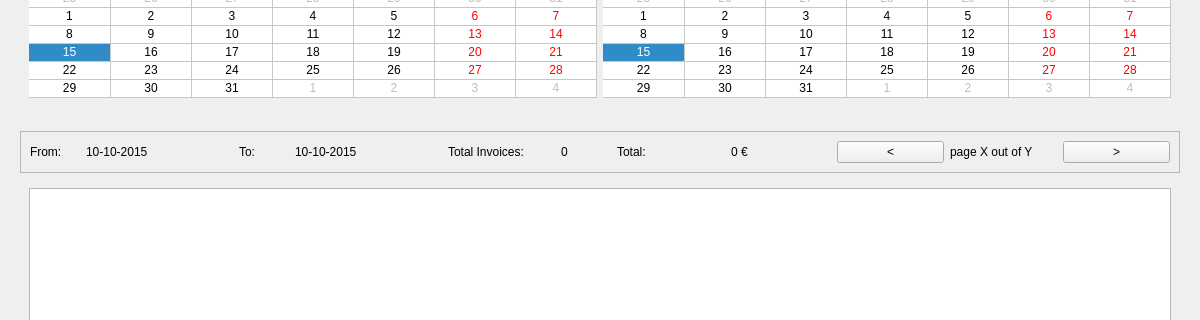
Qt form penyamanager/admin/admininvoicelistview.ui (eguzki/penyamanager) before a commit; both pictures show x 0 to 1200 and y 126 to 446 of the 1200 by 1000 pixel window.
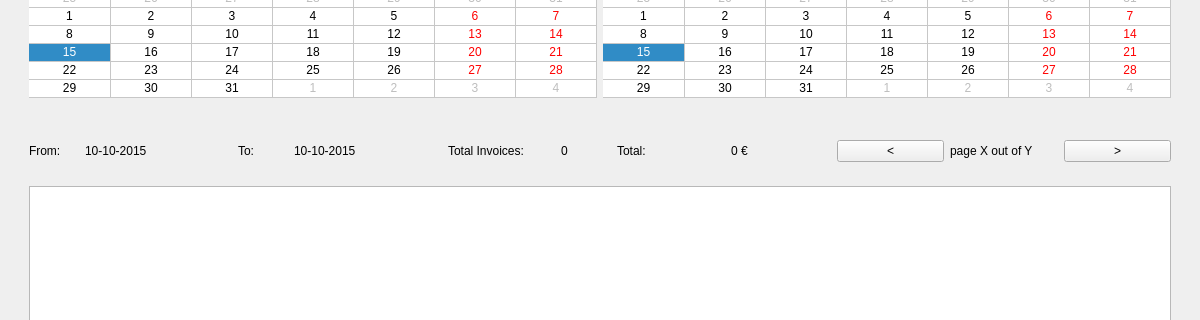
The same form after that commit.

```diff
--- a/penyamanager/admin/admininvoicelistview.ui
+++ b/penyamanager/admin/admininvoicelistview.ui
@@ -185,13 +185,7 @@
     <widget class="QWidget" name="resultsWidget" native="true">
      <layout class="QVBoxLayout" name="verticalLayout_3">
       <item>
-       <widget class="QFrame" name="pagingFrame">
-        <property name="frameShape">
-         <enum>QFrame::StyledPanel</enum>
-        </property>
-        <property name="frameShadow">
-         <enum>QFrame::Raised</enum>
-        </property>
+       <widget class="QWidget" name="pagingWidget" native="true">
         <layout class="QHBoxLayout" name="horizontalLayout_3">
          <item>
           <widget class="QLabel" name="fromDateResultLabel">
```
